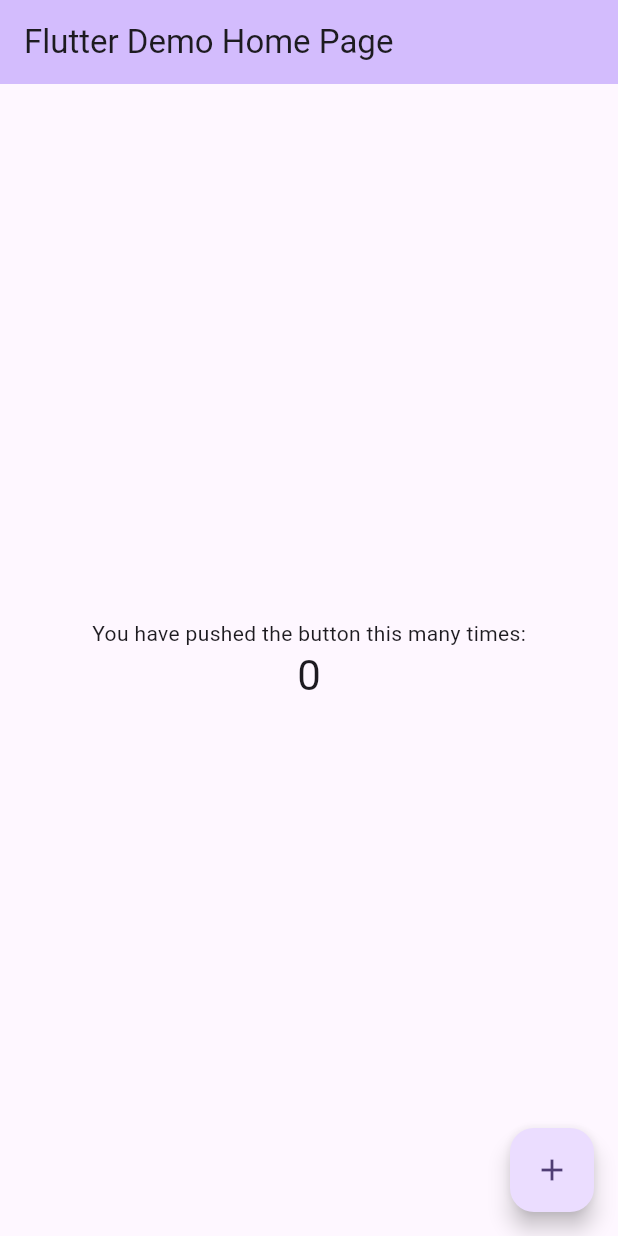
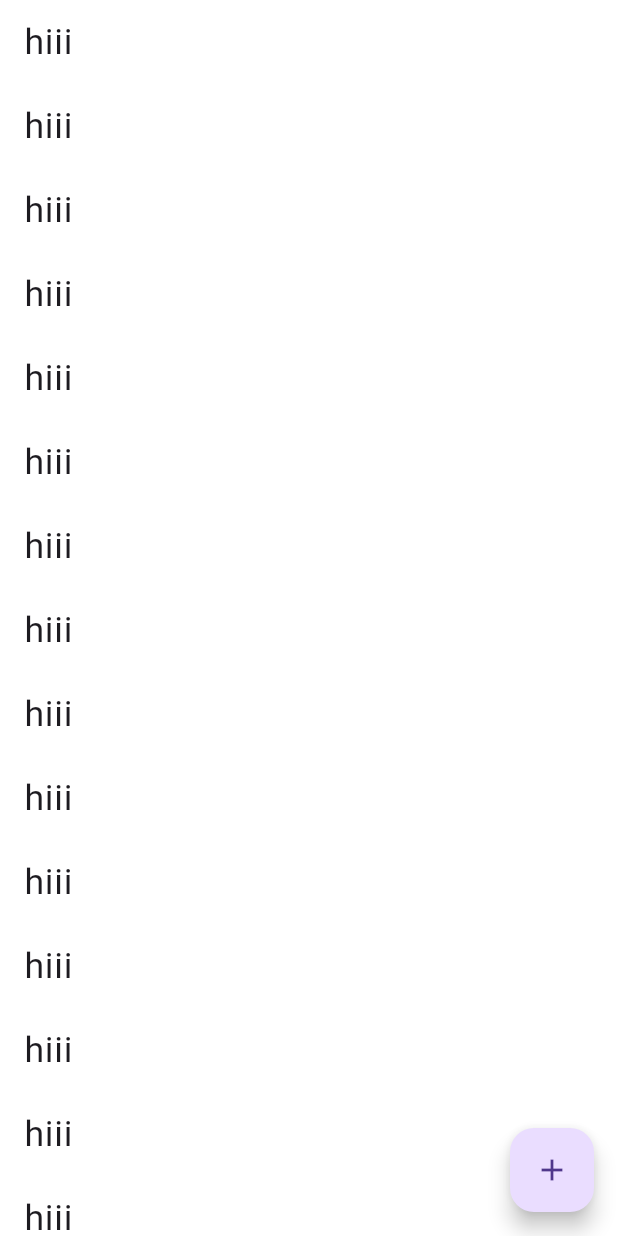
Before and after one commit to sikha24/opmaint, a Flutter app: the screen it shows after launch, on a phone screen of 412 x 824 dp. Run offline on Flutter 3.47's test engine with Material 3 defaults, Android fonts, the phone set to English and light mode, and no system bars; our stand-ins replace freezed_annotation, responsive_sizer.

Commit message:
initial commit

```diff
--- /dev/null
+++ b/lib/core/theme/theme.dart
@@ -0,0 +1,92 @@
+import 'package:flutter/material.dart';
+import 'package:opmaint_assignment/core/utils/constants/colors.dart';
+import 'package:responsive_sizer/responsive_sizer.dart';
+
+class ApplicationTheme {
+  static ThemeData lightTheme = ThemeData(
+      scaffoldBackgroundColor: AppColors.backgroundPrimary,
+      iconTheme: IconThemeData(color: AppColors.iconPrimary),
+      dividerTheme:
+          DividerThemeData(thickness: 1.2, color: AppColors.dividerPrimary),
+      checkboxTheme: CheckboxThemeData(
+          side: BorderSide.none,
+          checkColor: MaterialStateProperty.all(Colors.white),
+          fillColor: MaterialStateProperty.resolveWith((states) {
+            if (states.contains(MaterialState.selected)) {
+              return AppColors.deepOrange;
+            } else {
+              return AppColors.lightSolid;
+            }
+          })),
+      appBarTheme: AppBarTheme(
+          centerTitle: true,
+          elevation: 0,
+          titleTextStyle: TextStyle(
+              fontFamily: 'Roboto',
+              color: AppColors.txtPrimary,
+              fontWeight: FontWeight.w500,
+              fontSize: 18.sp),
+          backgroundColor: AppColors.backgroundPrimary,
+          iconTheme: IconThemeData(color: AppColors.txtWhite, size: 4.h)),
+      textTheme: TextTheme(
+          displayLarge: TextStyle(
+              fontSize: 22.sp,
+              fontFamily: 'Roboto',
+              color: AppColors.txtPrimary,
+              fontWeight: FontWeight.w700),
+          displayMedium: TextStyle(
+              fontSize: 20.sp,
+              fontFamily: 'Roboto',
+              color: AppColors.txtPrimary,
+              fontWeight: FontWeight.w700),
+          displaySmall: TextStyle(
+              fontSize: 18.sp,
+              fontFamily: 'Roboto',
+              color: AppColors.txtPrimary,
+              fontWeight: FontWeight.w700),
+          titleLarge: TextStyle(
+              fontSize: 14.sp,
+              fontFamily: 'Roboto',
+              color: AppColors.txtPrimary,
+              fontWeight: FontWeight.w500),
+          titleMedium: TextStyle(
+              fontSize: 12.sp,
+              fontFamily: 'Roboto',
+              color: AppColors.txtPrimary,
+              fontWeight: FontWeight.w500),
+          titleSmall: TextStyle(
+              fontSize: 10.sp,
+              fontFamily: 'Roboto',
+              color: AppColors.txtPrimary,
+              fontWeight: FontWeight.w500),
+          bodyLarge: TextStyle(
+              fontSize: 20.sp,
+              fontFamily: 'Roboto',
+              color: AppColors.txtPrimary,
+              fontWeight: FontWeight.w400),
+          bodyMedium: TextStyle(
+              fontSize: 18.sp,
+              fontFamily: 'Roboto',
+              color: AppColors.txtPrimary,
+              fontWeight: FontWeight.w400),
+          bodySmall: TextStyle(
+              fontSize: 16.sp,
+              fontFamily: 'Roboto',
+              color: AppColors.txtPrimary,
+              fontWeight: FontWeight.w400),
+          labelLarge: TextStyle(
+              fontSize: 18.sp,
+              fontFamily: 'Roboto',
+              color: AppColors.txtSecondary,
+              fontWeight: FontWeight.w400),
+          labelMedium: TextStyle(
+              fontSize: 16.sp,
+              fontFamily: 'Roboto',
+              color: AppColors.txtSecondary,
+              fontWeight: FontWeight.w400),
+          labelSmall: TextStyle(
+              fontSize: 14.sp,
+              fontFamily: 'Roboto',
+              color: AppColors.txtSecondary,
+              fontWeight: FontWeight.w400)));
+}
--- /dev/null
+++ b/lib/core/utils/constants/colors.dart
@@ -0,0 +1,37 @@
+import 'package:flutter/material.dart';
+
+class AppColors {
+  //Text Color
+  static Color txtPrimary = hexToColor("#3B3B3B");
+  static Color txtSecondary = hexToColor("#5C5C5C");
+  static Color txtPara = hexToColor('#838383');
+  static Color txtLabel = hexToColor("#A9A9A9");
+  static Color txtWhite = hexToColor("#FFFFFF");
+  static Color txtOrange = hexToColor('#ff4c41');
+
+  //Button Color
+  static Color btnPrimary = hexToColor('#ff4c41');
+  static Color btnSecondary = hexToColor('#E9EDF3');
+
+  //Icons & Vectors Color
+  static Color iconPrimary = hexToColor("#3B3B3B");
+
+  //Background Color
+  static Color backgroundPrimary = hexToColor("#FFFFFF");
+  static Color dividerPrimary = hexToColor('#E9EDF3');
+
+  //Solid Color
+  static Color lightSolid = hexToColor('#E9EDF3');
+  static Color lightGrey = hexToColor('#A9A9A9');
+  static Color solidGrey = hexToColor('#3B3B3B');
+  static Color lightOrange = hexToColor("#FFAE4E");
+  static Color deepOrange = hexToColor("#ff4c41");
+  static Color bloodRed = hexToColor("#EE1919");
+  static Color offWhite = hexToColor('#F2F3F5');
+  static Color green = hexToColor('#76D21B');
+
+  //Function For Hex To Color
+  static Color hexToColor(String code) {
+    return Color(int.parse(code.substring(1, 7), radix: 16) + 0xFF000000);
+  }
+}
--- a/lib/main.dart
+++ b/lib/main.dart
@@ -1,4 +1,7 @@
 import 'package:flutter/material.dart';
+import 'package:opmaint_assignment/core/theme/theme.dart';
+
+import 'package:opmaint_assignment/screens/note_screen.dart';
 
 void main() {
   runApp(const MyApp());
@@ -7,119 +10,12 @@ void main() {
 class MyApp extends StatelessWidget {
   const MyApp({super.key});
 
-  // This widget is the root of your application.
   @override
   Widget build(BuildContext context) {
     return MaterialApp(
       title: 'Flutter Demo',
-      theme: ThemeData(
-        // This is the theme of your application.
-        //
-        // TRY THIS: Try running your application with "flutter run". You'll see
-        // the application has a purple toolbar. Then, without quitting the app,
-        // try changing the seedColor in the colorScheme below to Colors.green
-        // and then invoke "hot reload" (save your changes or press the "hot
-        // reload" button in a Flutter-supported IDE, or press "r" if you used
-        // the command line to start the app).
-        //
-        // Notice that the counter didn't reset back to zero; the application
-        // state is not lost during the reload. To reset the state, use hot
-        // restart instead.
-        //
-        // This works for code too, not just values: Most code changes can be
-        // tested with just a hot reload.
-        colorScheme: ColorScheme.fromSeed(seedColor: Colors.deepPurple),
-        useMaterial3: true,
-      ),
-      home: const MyHomePage(title: 'Flutter Demo Home Page'),
+      theme: ApplicationTheme.lightTheme,
+      home: const NoteScreen(),
     );
   }
 }
-
-class MyHomePage extends StatefulWidget {
-  const MyHomePage({super.key, required this.title});
-
-  // This widget is the home page of your application. It is stateful, meaning
-  // that it has a State object (defined below) that contains fields that affect
-  // how it looks.
-
-  // This class is the configuration for the state. It holds the values (in this
-  // case the title) provided by the parent (in this case the App widget) and
-  // used by the build method of the State. Fields in a Widget subclass are
-  // always marked "final".
-
-  final String title;
-
-  @override
-  State<MyHomePage> createState() => _MyHomePageState();
-}
-
-class _MyHomePageState extends State<MyHomePage> {
-  int _counter = 0;
-
-  void _incrementCounter() {
-    setState(() {
-      // This call to setState tells the Flutter framework that something has
-      // changed in this State, which causes it to rerun the build method below
-      // so that the display can reflect the updated values. If we changed
-      // _counter without calling setState(), then the build method would not be
-      // called again, and so nothing would appear to happen.
-      _counter++;
-    });
-  }
-
-  @override
-  Widget build(BuildContext context) {
-    // This method is rerun every time setState is called, for instance as done
-    // by the _incrementCounter method above.
-    //
-    // The Flutter framework has been optimized to make rerunning build methods
-    // fast, so that you can just rebuild anything that needs updating rather
-    // than having to individually change instances of widgets.
-    return Scaffold(
-      appBar: AppBar(
-        // TRY THIS: Try changing the color here to a specific color (to
-        // Colors.amber, perhaps?) and trigger a hot reload to see the AppBar
-        // change color while the other colors stay the same.
-        backgroundColor: Theme.of(context).colorScheme.inversePrimary,
-        // Here we take the value from the MyHomePage object that was created by
-        // the App.build method, and use it to set our appbar title.
-        title: Text(widget.title),
-      ),
-      body: Center(
-        // Center is a layout widget. It takes a single child and positions it
-        // in the middle of the parent.
-        child: Column(
-          // Column is also a layout widget. It takes a list of children and
-          // arranges them vertically. By default, it sizes itself to fit its
-          // children horizontally, and tries to be as tall as its parent.
-          //
-          // Column has various properties to control how it sizes itself and
-          // how it positions its children. Here we use mainAxisAlignment to
-          // center the children vertically; the main axis here is the vertical
-          // axis because Columns are vertical (the cross axis would be
-          // horizontal).
-          //
-          // TRY THIS: Invoke "debug painting" (choose the "Toggle Debug Paint"
-          // action in the IDE, or press "p" in the console), to see the
-          // wireframe for each widget.
-          mainAxisAlignment: MainAxisAlignment.center,
-          children: <Widget>[
-            const Text(
-              'You have pushed the button this many times:',
-            ),
-            Text(
-              '$_counter',
-              style: Theme.of(context).textTheme.headlineMedium,
-            ),
-          ],
-        ),
-      ),
-      floatingActionButton: FloatingActionButton(
-        onPressed: _incrementCounter,
-        tooltip: 'Increment',
-        child: const Icon(Icons.add),
-      ), // This trailing comma makes auto-formatting nicer for build methods.
-    );
-  }
-}
--- /dev/null
+++ b/lib/model/note_model.dart
@@ -0,0 +1,16 @@
+// This file is "main.dart"
+import 'package:freezed_annotation/freezed_annotation.dart';
+
+part 'note_model.freezed.dart';
+
+part 'note_model.g.dart';
+
+@freezed
+class Note with _$Note {
+  const factory Note({
+    required String content,
+    required int id,
+  }) = _Note;
+
+  factory Note.fromJson(Map<String, Object?> json) => _$NoteFromJson(json);
+}
--- /dev/null
+++ b/lib/screens/add_note_screen.dart
@@ -0,0 +1,21 @@
+import 'package:flutter/material.dart';
+
+class AddNoteScreen extends StatefulWidget {
+  const AddNoteScreen({super.key});
+
+  @override
+  State<AddNoteScreen> createState() => _AddNoteScreenState();
+}
+
+class _AddNoteScreenState extends State<AddNoteScreen> {
+  @override
+  Widget build(BuildContext context) {
+    return Scaffold(
+      body: Column(
+        children: [],
+      ),
+      floatingActionButton:
+          FloatingActionButton(child: const Text('Add'), onPressed: () {}),
+    );
+  }
+}
--- /dev/null
+++ b/lib/screens/edit_note_screen.dart
@@ -0,0 +1,15 @@
+import 'package:flutter/material.dart';
+
+class EditNoteScreen extends StatefulWidget {
+  const EditNoteScreen({super.key});
+
+  @override
+  State<EditNoteScreen> createState() => _EditNoteScreenState();
+}
+
+class _EditNoteScreenState extends State<EditNoteScreen> {
+  @override
+  Widget build(BuildContext context) {
+    return const Placeholder();
+  }
+}
--- /dev/null
+++ b/lib/screens/home_screen.dart
@@ -0,0 +1,10 @@
+import 'package:flutter/material.dart';
+
+class HomeScreen extends StatelessWidget {
+  const HomeScreen({super.key});
+
+  @override
+  Widget build(BuildContext context) {
+    return const Placeholder();
+  }
+}
--- /dev/null
+++ b/lib/screens/note_screen.dart
@@ -0,0 +1,25 @@
+import 'package:flutter/material.dart';
+
+class NoteScreen extends StatefulWidget {
+  const NoteScreen({super.key});
+
+  @override
+  State<NoteScreen> createState() => _NoteScreenState();
+}
+
+class _NoteScreenState extends State<NoteScreen> {
+  @override
+  Widget build(BuildContext context) {
+    return Scaffold(
+      body: ListView.builder(
+        itemBuilder: (context, index) {
+          return const ListTile(
+            title: Text('hiii'),
+          );
+        },
+      ),
+      floatingActionButton:
+          FloatingActionButton(child: const Icon(Icons.add), onPressed: () {}),
+    );
+  }
+}
```
Also changed, not shown: pubspec.yaml (+27 -8 lines), assets/fonts/Roboto-Bold.ttf (added), assets/fonts/Roboto-Medium.ttf (added), assets/fonts/Roboto-Regular.ttf (added), assets/icons/notes.png (added), lib/model/note_model.freezed.dart (added), lib/model/note_model.g.dart (added), lib/providers/note_provider.dart (added), lib/repositories/note_repository.dart (added), lib/repositories/note_repository_impl.dart (added), lib/services/note_service.dart (added), pubspec.lock, 2 other files.
